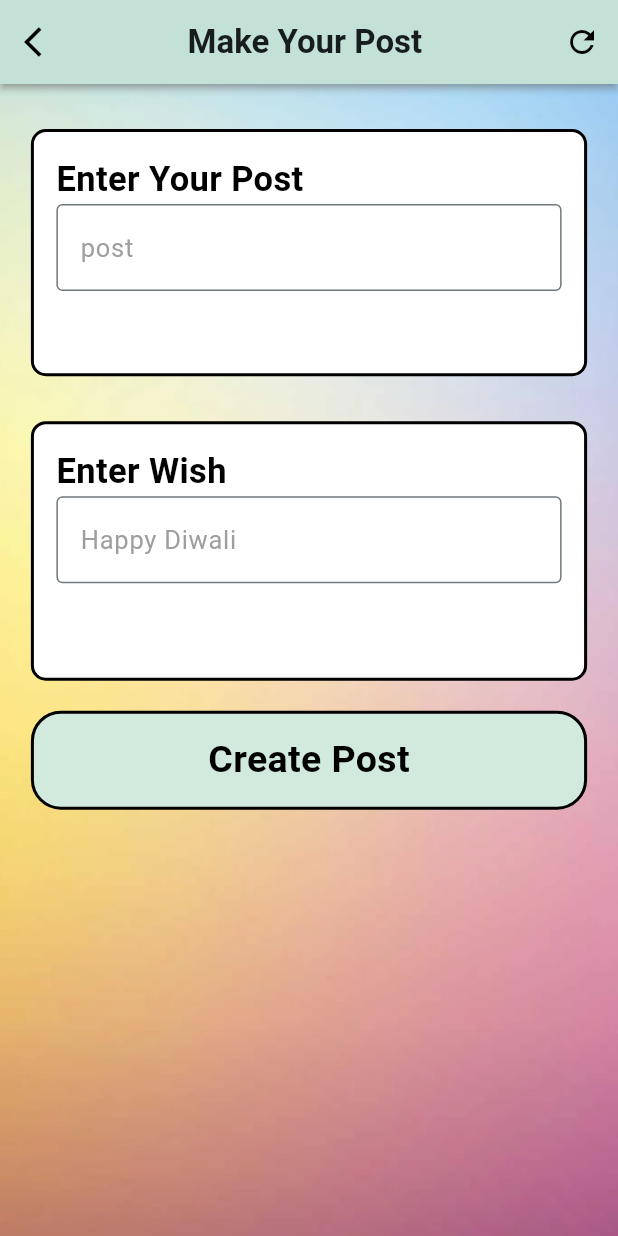
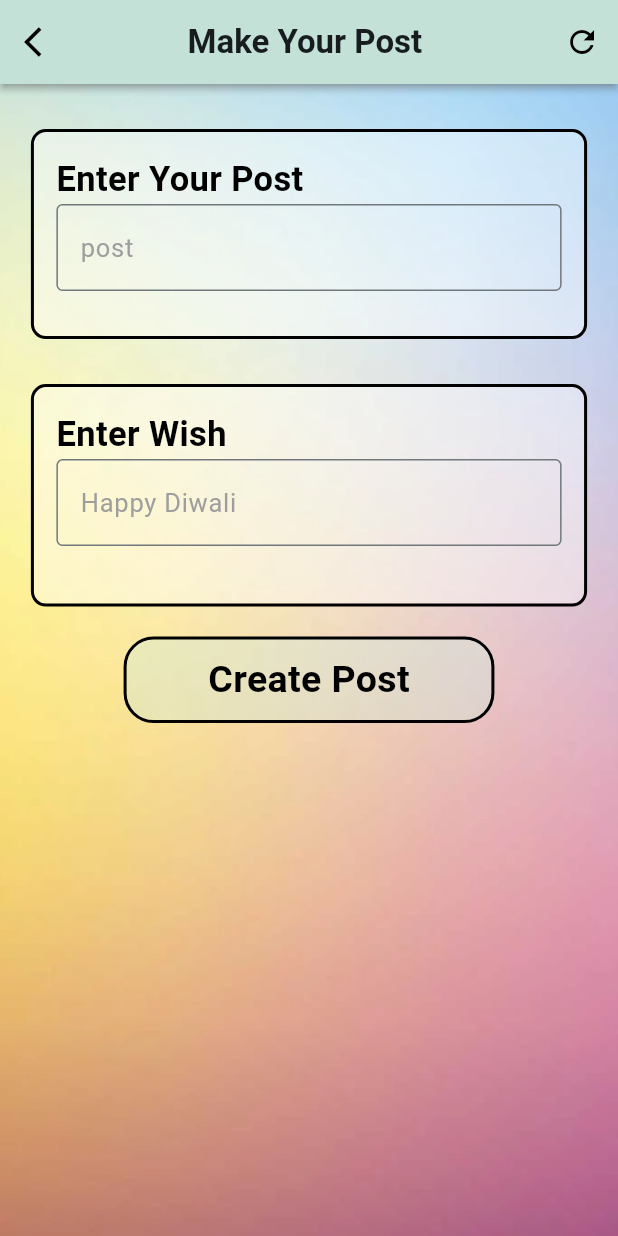
Before and after one commit to Bhavin1313/Bhavin_PR_7_Festival_App_Flutter_App, a Flutter app: the Post_Maker screen opened by its route, on a phone screen of 412 x 824 dp. Run offline on Flutter 3.47's test engine with Material 2 defaults, Android fonts, the phone set to English and light mode, and no system bars; our stand-ins replace google_fonts; missing offline and left inert: share_extend; network calls fail.

Commit message:
Change backgroung photo and color

```diff
--- a/lib/Model/festival_model.dart
+++ b/lib/Model/festival_model.dart
@@ -1,13 +1,16 @@
 class Posts {
   String quote;
   String festival_name;
+  String image;
 
-  Posts({required this.festival_name, required this.quote});
+  Posts(
+      {required this.festival_name, required this.quote, required this.image});
 
   factory Posts.fromMap({required Map Data}) {
     return Posts(
       festival_name: Data['festival_name'],
       quote: Data['quote'],
+      image: Data['festival_image'],
     );
   }
 }
--- a/lib/Views/post_maker.dart
+++ b/lib/Views/post_maker.dart
@@ -80,7 +80,7 @@ class _Post_MakerState extends State<Post_Maker> {
                       Container(
                         margin: EdgeInsets.only(top: 30),
                         padding: EdgeInsets.all(15),
-                        height: h * .20,
+                        height: h * .17,
                         width: w * .9,
                         decoration: BoxDecoration(
                           border: Border.all(
@@ -88,7 +88,7 @@ class _Post_MakerState extends State<Post_Maker> {
                             width: 2,
                           ),
                           borderRadius: BorderRadius.circular(10),
-                          color: Colors.white,
+                          color: Colors.white.withOpacity(.4),
                         ),
                         child: SingleChildScrollView(
                           child: Column(
@@ -140,7 +140,7 @@ class _Post_MakerState extends State<Post_Maker> {
                       Container(
                         margin: EdgeInsets.only(top: 30),
                         padding: EdgeInsets.all(15),
-                        height: h * .21,
+                        height: h * .18,
                         width: w * .9,
                         decoration: BoxDecoration(
                           border: Border.all(
@@ -148,7 +148,7 @@ class _Post_MakerState extends State<Post_Maker> {
                             width: 2,
                           ),
                           borderRadius: BorderRadius.circular(10),
-                          color: Colors.white,
+                          color: Colors.white.withOpacity(.4),
                         ),
                         child: SingleChildScrollView(
                           child: Column(
@@ -204,15 +204,15 @@ class _Post_MakerState extends State<Post_Maker> {
                           Navigator.pushNamed(context, "create_post");
                         },
                         child: Container(
-                          height: h * .08,
-                          width: w * .9,
+                          height: h * .07,
+                          width: w * .6,
                           decoration: BoxDecoration(
                             border: Border.all(
                               color: Colors.black,
                               width: 2,
                             ),
                             borderRadius: BorderRadius.circular(20),
-                            color: Color(0xffd1eadd),
+                            color: Color(0xffd1eadd).withOpacity(.4),
                           ),
                           alignment: Alignment.center,
                           child: Text(
```
Also changed, not shown: lib/Components/Utils/list.dart (+9 -9 lines), lib/Views/create_post.dart (+21 -21 lines), lib/Views/details_page.dart (+17 -17 lines), lib/Views/festival_quote.dart (+20 -5 lines), lib/Views/home_page.dart (+4 -15 lines), lib/Components/Assets/depositphotos_75822115-stock-illustration-orange-indian-pattern.jpg (added), lib/Components/Assets/pngtree-yellow-indian-ten-victories-festival-publicity-background-picture-image_1288032.jpg (added).
